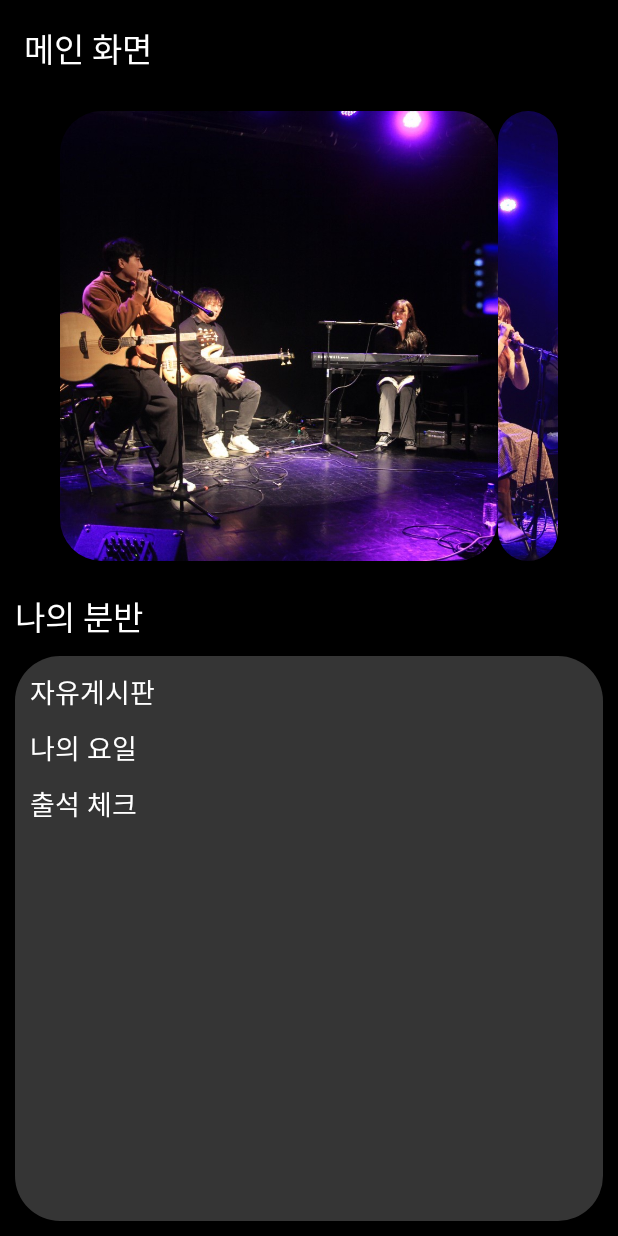
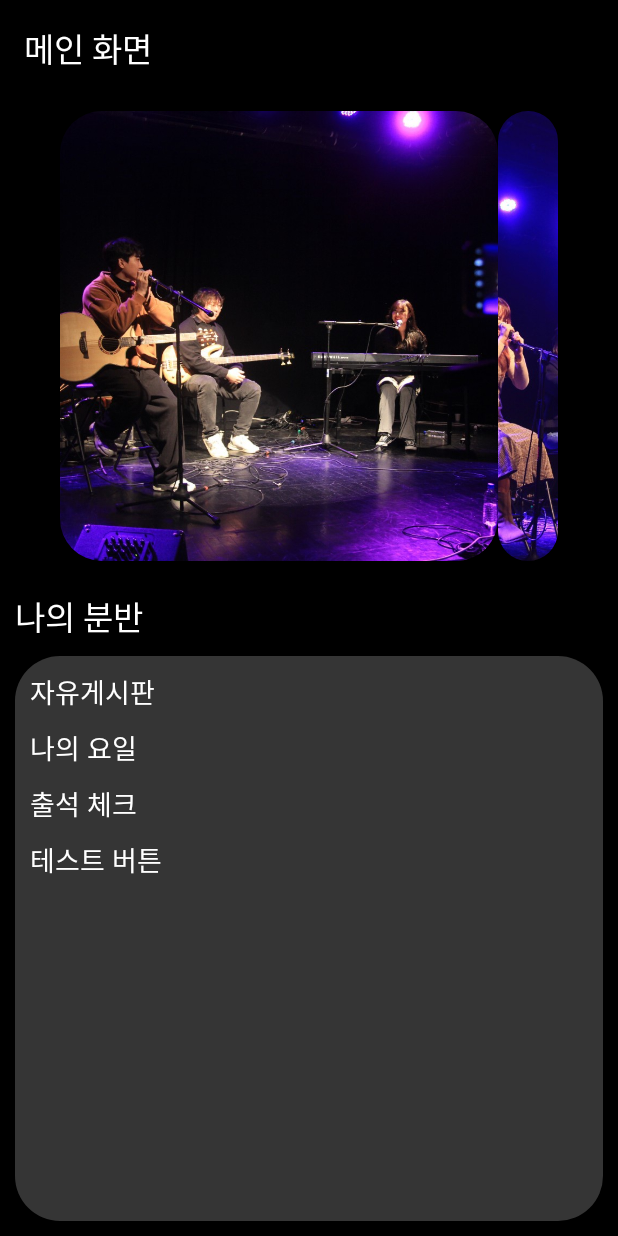
Before and after one commit to ayz1070/YeoMinRakAndroid, an Android app: the screen it shows after launch (MainActivity), after a tap on "완료", on a phone screen of 412 x 824 dp. Run offline under Robolectric (Android 15) with nearby library versions, the phone set to English and light mode, and no system bars; 2 other taps on this screen came first.

Commit message:
feat: 설정 기능 구현

```diff
--- a/app/build.gradle.kts
+++ b/app/build.gradle.kts
@@ -47,4 +47,7 @@ dependencies {
     testImplementation("junit:junit:4.13.2")
     androidTestImplementation("androidx.test.ext:junit:1.1.5")
     androidTestImplementation("androidx.test.espresso:espresso-core:3.5.1")
+
+    // 추가
+    implementation("androidx.preference:preference-ktx:1.2.1")
 }
--- a/app/src/main/java/kr/co/lion/yeominrak/MainActivity.kt
+++ b/app/src/main/java/kr/co/lion/yeominrak/MainActivity.kt
@@ -66,6 +66,9 @@ class MainActivity : AppCompatActivity() {
             FragmentName.SHOW_ONE_BOARD_FRAGMENT -> {
                 newFragment = ShowOneBoardFragment()
             }
+            FragmentName.SETTING_FRAGMENT -> {
+                newFragment = SettingFragment()
+            }
 
         }
 
@@ -123,5 +126,6 @@ enum class FragmentName(var str:String){
     CHECK_ATTENDANCE_FRAGMENT("CheckAttendanceFragment"),
     WRITE_BOARD_FRAGMENT("WriteBoardFragment"),
     SHOW_ONE_BOARD_FRAGMENT("ShowOneBoardFragment"),
-    MODIFY_BOARD_FRAGMENT("ModifyBoardFragment")
+    MODIFY_BOARD_FRAGMENT("ModifyBoardFragment"),
+    SETTING_FRAGMENT("SettingFragment")
 }
--- a/app/src/main/java/kr/co/lion/yeominrak/MainFragment.kt
+++ b/app/src/main/java/kr/co/lion/yeominrak/MainFragment.kt
@@ -86,6 +86,10 @@ class MainFragment : Fragment() {
                 mainActivity.replaceFragment(FragmentName.CHECK_ATTENDANCE_FRAGMENT,true,true,null)
             }
 
+            textViewTestMain.setOnClickListener {
+                mainActivity.replaceFragment(FragmentName.SETTING_FRAGMENT,true,true,null)
+            }
+
         }
     }
 
--- a/app/src/main/res/layout/activity_main.xml
+++ b/app/src/main/res/layout/activity_main.xml
@@ -4,7 +4,7 @@
     xmlns:tools="http://schemas.android.com/tools"
     android:layout_width="match_parent"
     android:layout_height="match_parent"
-    android:background="@color/black"
+    android:background="@color/white"
     android:orientation="vertical"
     tools:context=".MainActivity">
 
--- a/app/src/main/res/layout/fragment_board.xml
+++ b/app/src/main/res/layout/fragment_board.xml
@@ -4,7 +4,7 @@
     xmlns:tools="http://schemas.android.com/tools"
     android:layout_width="match_parent"
     android:layout_height="match_parent"
-    tools:context=".BoardActivity">
+    tools:context=".BoardFragment">
 
     <androidx.appcompat.widget.Toolbar
         android:id="@+id/toolbarBoard"
--- a/app/src/main/res/layout/fragment_main.xml
+++ b/app/src/main/res/layout/fragment_main.xml
@@ -76,6 +76,15 @@
                     android:textAppearance="@style/TextAppearance.AppCompat.Medium"
                     android:textColor="@color/white" />
 
+                <TextView
+                    android:id="@+id/textViewTestMain"
+                    android:layout_width="match_parent"
+                    android:layout_height="wrap_content"
+                    android:layout_marginTop="10dp"
+                    android:text="테스트 버튼"
+                    android:textAppearance="@style/TextAppearance.AppCompat.Medium"
+                    android:textColor="@color/white" />
+
             </LinearLayout>
         </ScrollView>
 
--- a/app/src/main/res/layout/fragment_show_one_board.xml
+++ b/app/src/main/res/layout/fragment_show_one_board.xml
@@ -5,7 +5,7 @@
     android:layout_width="match_parent"
     android:layout_height="match_parent"
     android:orientation="vertical"
-    tools:context=".WriteBoardActivity">
+    tools:context=".WriteBoardFragment">
 
     <com.google.android.material.appbar.MaterialToolbar
         android:id="@+id/toolbarShowOne"
--- a/app/src/main/res/layout/fragment_week_board.xml
+++ b/app/src/main/res/layout/fragment_week_board.xml
@@ -4,7 +4,7 @@
     xmlns:tools="http://schemas.android.com/tools"
     android:layout_width="match_parent"
     android:layout_height="match_parent"
-    tools:context=".WeekBoardActivity">
+    tools:context=".WeekBoardFragment">
 
     <androidx.appcompat.widget.Toolbar
         android:id="@+id/toolbarWeekBoard"
--- a/app/src/main/res/layout/fragment_write_board.xml
+++ b/app/src/main/res/layout/fragment_write_board.xml
@@ -5,7 +5,7 @@
     android:layout_width="match_parent"
     android:layout_height="match_parent"
     android:orientation="vertical"
-    tools:context=".WriteBoardActivity">
+    tools:context=".WriteBoardFragment">
 
     <com.google.android.material.appbar.MaterialToolbar
         android:id="@+id/toolbarWrite"
```
Also changed, not shown: app/src/main/java/kr/co/lion/yeominrak/SettingFragment.kt (added, +16 -0 lines), app/src/main/res/layout/fragment_setting.xml (added, +7 -0 lines), app/src/main/res/xml/preference_setting.xml (added, +25 -0 lines).
